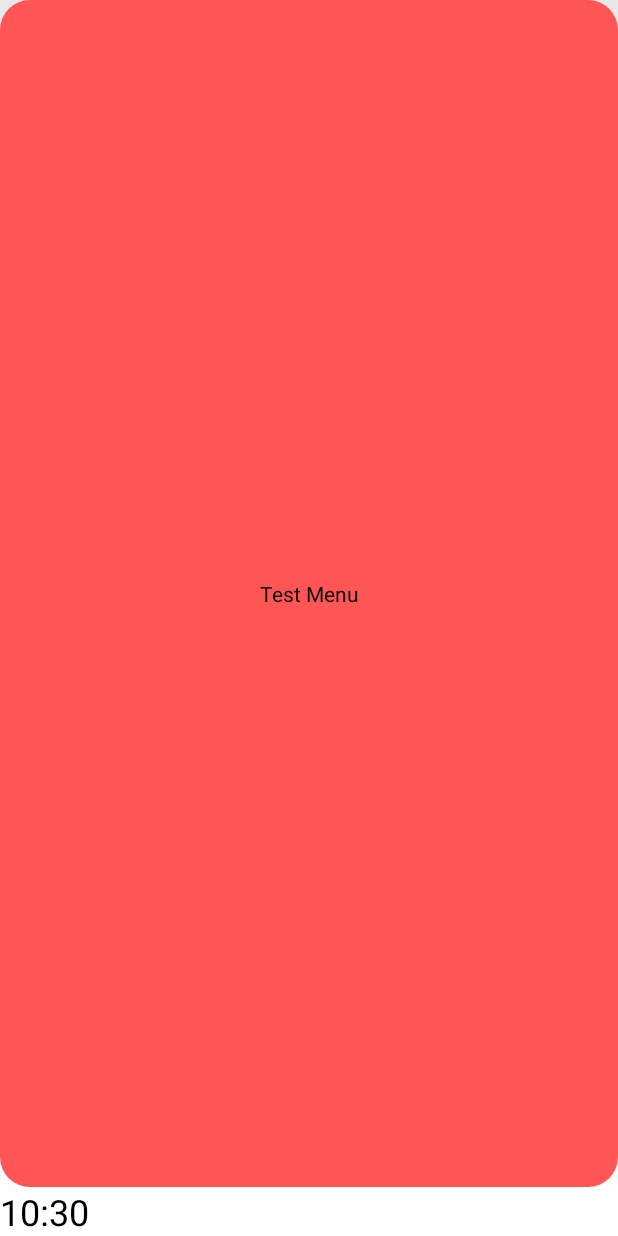
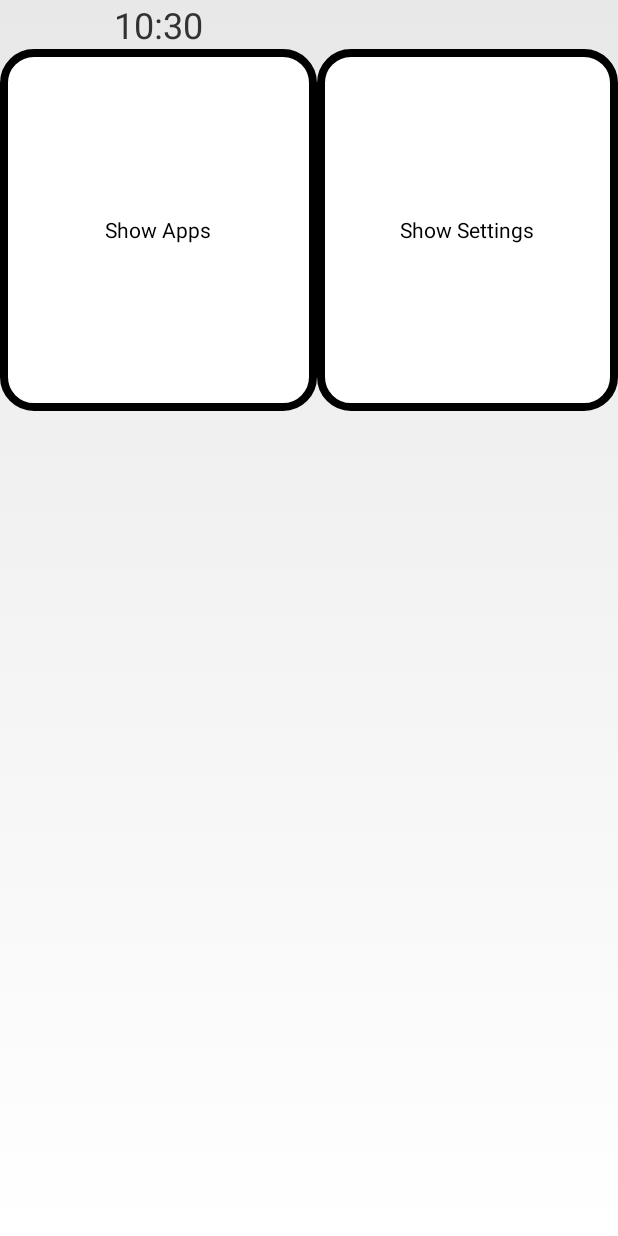
Before and after one commit to xmha97/PaperLauncher, an Android app: the screen it shows after launch (MainActivity), on a phone screen of 412 x 824 dp. Run offline under Robolectric (Android 15) with nearby library versions, the phone set to English and light mode, and no system bars.

Commit message:
Improve UI

```diff
--- a/app/src/main/java/com/xmha97/android/apps/paperlauncher/MainActivity.java
+++ b/app/src/main/java/com/xmha97/android/apps/paperlauncher/MainActivity.java
@@ -21,6 +21,10 @@ import android.widget.TextView;
 import java.text.SimpleDateFormat;
 import java.util.Date;
 import java.util.Locale;
+import android.os.Bundle;
+import android.widget.TableLayout;
+import android.widget.TableRow;
+import android.widget.TextView;
 
 public class MainActivity extends Activity {
 
@@ -32,36 +36,30 @@ public class MainActivity extends Activity {
         super.onCreate(savedInstanceState);
         setContentView(R.layout.activity_main);
 
-        clockTextView = findViewById(R.id.clockTextView);
+        clockTextView = findViewById(R.id.textView1);
         handler = new Handler();
+        handler.postDelayed(updateClockRunnable, 1000);
 
-        handler.postDelayed(updateClockRunnable, 1000);
     }
 
     private Runnable updateClockRunnable = new Runnable() {
         @Override
         public void run() {
             updateClock();
-            // دوباره اجرای متد updateClock() هر یک ثانیه یکبار
             handler.postDelayed(this, 1000);
         }
     };
 
     private void updateClock() {
-        // دریافت تاریخ و زمان فعلی
         Date currentTime = new Date();
-        // تعیین قالب زمان برای نمایش به صورت ۲۴ ساعته
         SimpleDateFormat dateFormat = new SimpleDateFormat("HH:mm", Locale.getDefault());
-        // تبدیل تاریخ به رشته بر اساس قالب مورد نظر
         String formattedTime = dateFormat.format(currentTime);
-        // نمایش زمان در TextView
         clockTextView.setText(formattedTime);
     }
 
     @Override
     protected void onDestroy() {
         super.onDestroy();
-        // حذف تمام Callback ها و اجرایی های انجام نشده از Handler
         handler.removeCallbacksAndMessages(null);
     }
 
--- a/app/src/main/res/drawable/custom_button_background.xml
+++ b/app/src/main/res/drawable/custom_button_background.xml
@@ -1,6 +1,7 @@
 <!-- res/drawable/custom_button_background.xml -->
 <shape xmlns:android="http://schemas.android.com/apk/res/android"
     android:shape="rectangle">
-    <solid android:color="#FF5555" />
+    <solid android:color="#FFFFFF" />
     <corners android:radius="20dp" />
+    <stroke android:color="#000000" android:width="5dp"/>
 </shape>
--- a/app/src/main/res/drawable/custom_button_background_pressed.xml
+++ b/app/src/main/res/drawable/custom_button_background_pressed.xml
@@ -1,6 +1,7 @@
 <!-- res/drawable/custom_button_background.xml -->
 <shape xmlns:android="http://schemas.android.com/apk/res/android"
     android:shape="rectangle">
-    <solid android:color="#FF0000" />
+    <solid android:color="#000000" />
     <corners android:radius="20dp" />
+    <stroke android:color="#000000" android:width="5dp"/>
 </shape>
--- a/app/src/main/res/layout/activity_main.xml
+++ b/app/src/main/res/layout/activity_main.xml
@@ -1,26 +1,37 @@
 <?xml version="1.0" encoding="utf-8"?>
-<LinearLayout xmlns:android="http://schemas.android.com/apk/res/android"
-    xmlns:tools="http://schemas.android.com/tools"
+<TableLayout android:id="@+id/tableLayout"
     android:layout_width="match_parent"
+    android:layout_height="wrap_content"
+    android:stretchColumns="0,1,2"
+    xmlns:android="http://schemas.android.com/apk/res/android">
+        <TableRow>
+
+                <TextView
+                    android:id="@+id/textView1"
+                    android:layout_width="100sp"
                     android:layout_height="match_parent"
-    android:orientation="vertical"
-    tools:context=".MainActivity">
-
+                    android:text=""
+                    android:gravity="center"
+                    android:textSize="24sp" />
+        </TableRow>
+        <TableRow>
                 <Button
                     android:id="@+id/button1"
                     android:layout_width="match_parent"
-        android:layout_height="31sp"
+                    android:layout_height="241dp"
                     android:layout_weight="1"
+                    android:background="@drawable/custom_button"
                     android:onClick="buttonClick"
+                    android:stateListAnimator="@null"
+                    android:text="Show Apps" />
+                <Button
+                    android:id="@+id/button2"
+                    android:layout_width="match_parent"
+                    android:layout_height="241dp"
+                    android:layout_weight="1"
                     android:background="@drawable/custom_button"
+                    android:onClick="buttonClick"
                     android:stateListAnimator="@null"
-        android:text="Test Menu" />
-
-    <TextView
-        android:id="@+id/clockTextView"
-        android:layout_width="wrap_content"
-        android:layout_height="wrap_content"
-        android:textSize="24sp"
-        android:textColor="#000000"/>
-
-</LinearLayout>
+                    android:text="Show Settings" />
+        </TableRow>
+</TableLayout>
```
Lines whose indentation alone changed are shown as unchanged.
